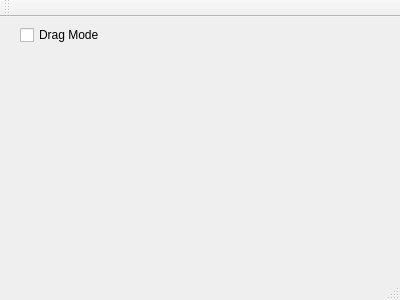
This is mainwindow.ui in yuantailing/2-center as Qt 5 draws it before an edit. The edited form follows.
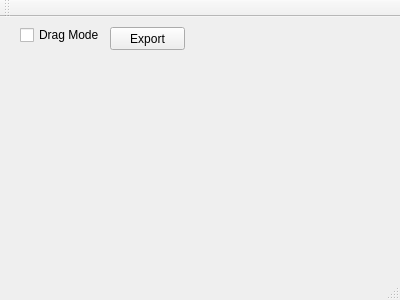
This is the edited form.

The edit to the form file:
```diff
--- a/mainwindow.ui
+++ b/mainwindow.ui
@@ -30,6 +30,19 @@
      <string>Drag Mode</string>
     </property>
    </widget>
+   <widget class="QPushButton" name="pushButtonExportPoints">
+    <property name="geometry">
+     <rect>
+      <x>110</x>
+      <y>10</y>
+      <width>75</width>
+      <height>23</height>
+     </rect>
+    </property>
+    <property name="text">
+     <string>Export</string>
+    </property>
+   </widget>
   </widget>
   <widget class="QMenuBar" name="menuBar">
    <property name="geometry">
```
